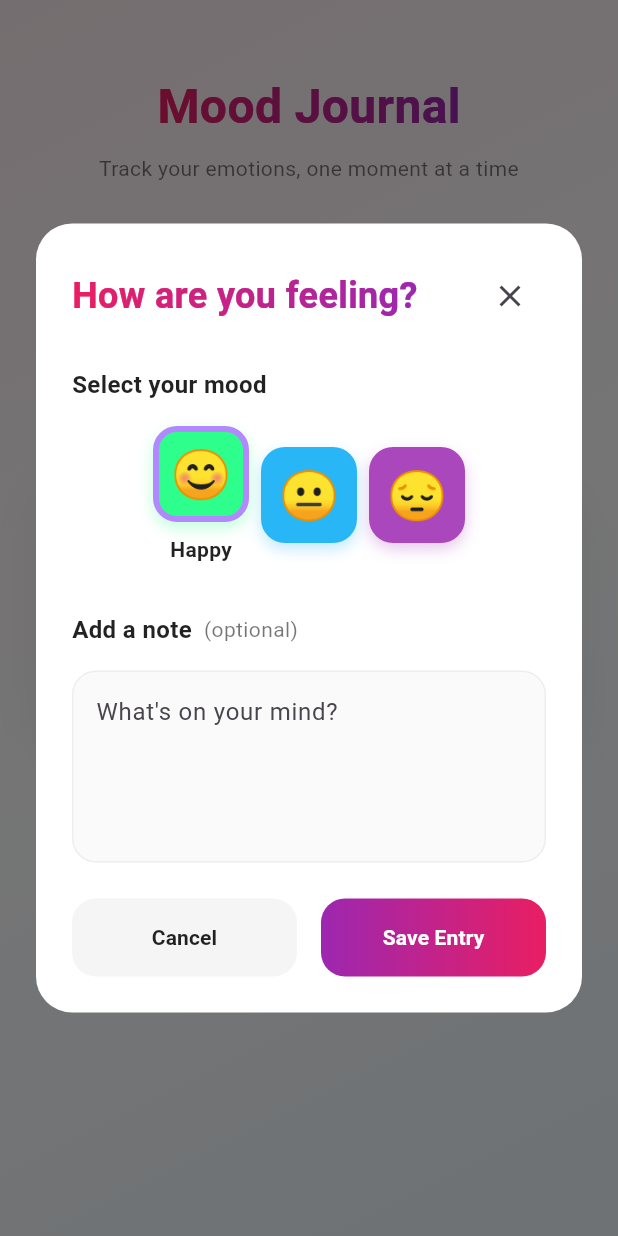
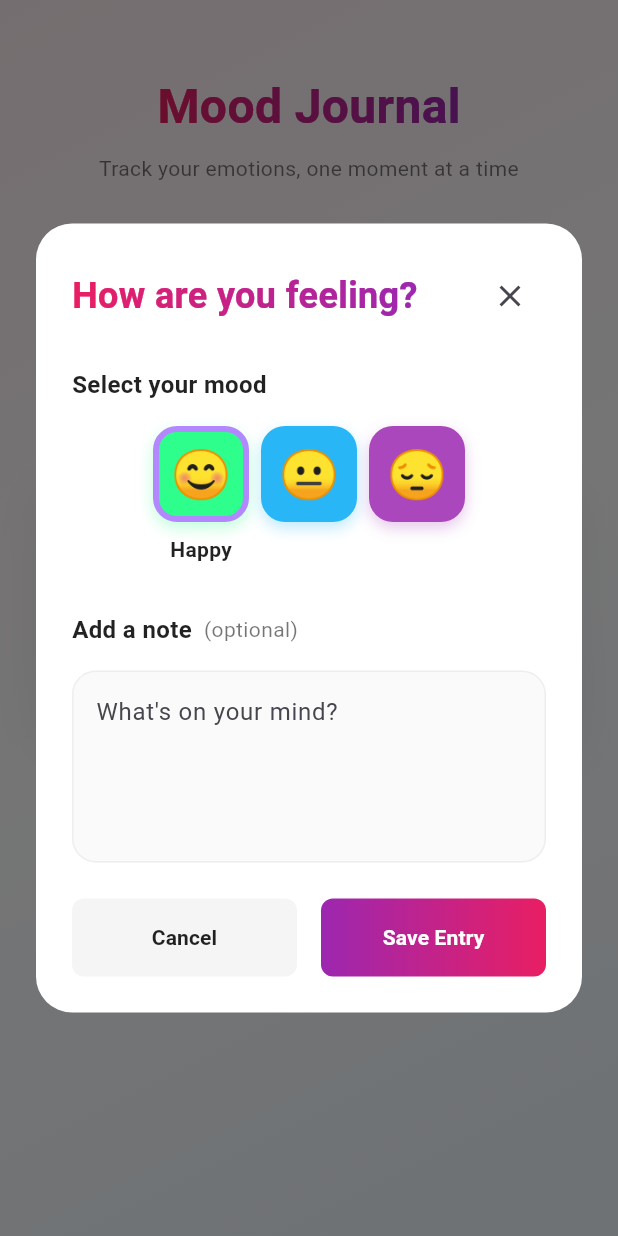
Before and after one commit to root458/mood_tracker, a Flutter app: the screen it shows after launch, after a tap on an icon or button, on a phone screen of 412 x 824 dp. Run offline on Flutter 3.47's test engine with Material 3 defaults, Android fonts, the phone set to English and light mode, and no system bars; our stand-ins replace bloc, flutter_bloc, freezed_annotation, hive_ce, hive_ce_flutter; accounts and stored records are empty; generated files the repository leaves out were written again; statements that could not run were skipped.

Commit message:
Allow pre-selecting a mood in the log dialog and reserve space for mood button labels.

```diff
--- a/lib/mood_tracker/view/mood_tracker_page.dart
+++ b/lib/mood_tracker/view/mood_tracker_page.dart
@@ -49,7 +49,10 @@ class _MoodTrackerPageState extends State<MoodTrackerPage> {
                       padding: const EdgeInsets.symmetric(horizontal: 4),
                       child: MoodButton(
                         mood: mood,
-                        onTap: () => LogMoodDialog.show(context),
+                        onTap: () => LogMoodDialog.show(
+                          context,
+                          initialMood: mood,
+                        ),
                       ),
                     );
                   }).toList(),
--- a/lib/mood_tracker/view/widgets/log_mood_dialog.dart
+++ b/lib/mood_tracker/view/widgets/log_mood_dialog.dart
@@ -7,16 +7,18 @@ import 'package:mood_tracker/mood_tracker/data/data.dart';
 import 'package:mood_tracker/mood_tracker/view/widgets/mood_button.dart';
 
 class LogMoodDialog extends StatefulWidget {
-  const LogMoodDialog({super.key});
+  const LogMoodDialog({super.key, this.initialMood = Mood.happy});
 
-  static void show(BuildContext context) {
+  final Mood initialMood;
+
+  static void show(BuildContext context, {Mood initialMood = Mood.happy}) {
     unawaited(
       showDialog<void>(
         context: context,
-        builder: (context) => const Dialog(
+        builder: (context) => Dialog(
           backgroundColor: Colors.transparent,
-          insetPadding: EdgeInsets.all(24),
-          child: LogMoodDialog(),
+          insetPadding: const EdgeInsets.all(24),
+          child: LogMoodDialog(initialMood: initialMood),
         ),
       ),
     );
@@ -27,8 +29,14 @@ class LogMoodDialog extends StatefulWidget {
 }
 
 class _LogMoodDialogState extends State<LogMoodDialog> {
-  Mood _selectedMood = Mood.happy;
+  late Mood _selectedMood;
   final TextEditingController _noteController = TextEditingController();
+
+  @override
+  void initState() {
+    super.initState();
+    _selectedMood = widget.initialMood;
+  }
 
   @override
   void dispose() {
@@ -95,6 +103,7 @@ class _LogMoodDialogState extends State<LogMoodDialog> {
                       mood: mood,
                       isSelected: _selectedMood == mood,
                       showLabel: _selectedMood == mood,
+                      reserveLabelSpace: true,
                       onTap: () {
                         setState(() {
                           _selectedMood = mood;
@@ -153,7 +162,7 @@ class _LogMoodDialogState extends State<LogMoodDialog> {
                         backgroundColor: Colors.grey.shade100,
                         padding: const EdgeInsets.symmetric(vertical: 16),
                         shape: RoundedRectangleBorder(
-                          borderRadius: BorderRadius.circular(16),
+                          borderRadius: BorderRadius.circular(8),
                         ),
                       ),
                       onPressed: () => Navigator.of(context).pop(),
@@ -173,7 +182,7 @@ class _LogMoodDialogState extends State<LogMoodDialog> {
                         gradient: const LinearGradient(
                           colors: [Color(0xFF9C27B0), Color(0xFFE91E63)],
                         ),
-                        borderRadius: BorderRadius.circular(16),
+                        borderRadius: BorderRadius.circular(8),
                       ),
                       child: TextButton(
                         style: TextButton.styleFrom(
--- a/lib/mood_tracker/view/widgets/mood_button.dart
+++ b/lib/mood_tracker/view/widgets/mood_button.dart
@@ -8,6 +8,7 @@ class MoodButton extends StatelessWidget {
     required this.onTap,
     this.isSelected = false,
     this.showLabel = false,
+    this.reserveLabelSpace = false,
     super.key,
   });
 
@@ -15,6 +16,7 @@ class MoodButton extends StatelessWidget {
   final VoidCallback onTap;
   final bool isSelected;
   final bool showLabel;
+  final bool reserveLabelSpace;
 
   @override
   Widget build(BuildContext context) {
@@ -49,13 +51,16 @@ class MoodButton extends StatelessWidget {
                 ),
               ),
             ),
-            if (showLabel) ...[
+            if (showLabel || reserveLabelSpace) ...[
               const SizedBox(height: 8),
-              Text(
-                mood.label,
-                style: const TextStyle(
-                  color: Colors.black87,
-                  fontWeight: FontWeight.w600,
+              Opacity(
+                opacity: showLabel ? 1.0 : 0.0,
+                child: Text(
+                  mood.label,
+                  style: const TextStyle(
+                    color: Colors.black87,
+                    fontWeight: FontWeight.w600,
+                  ),
                 ),
               ),
             ],
```
Also changed, not shown: 1 other file.
